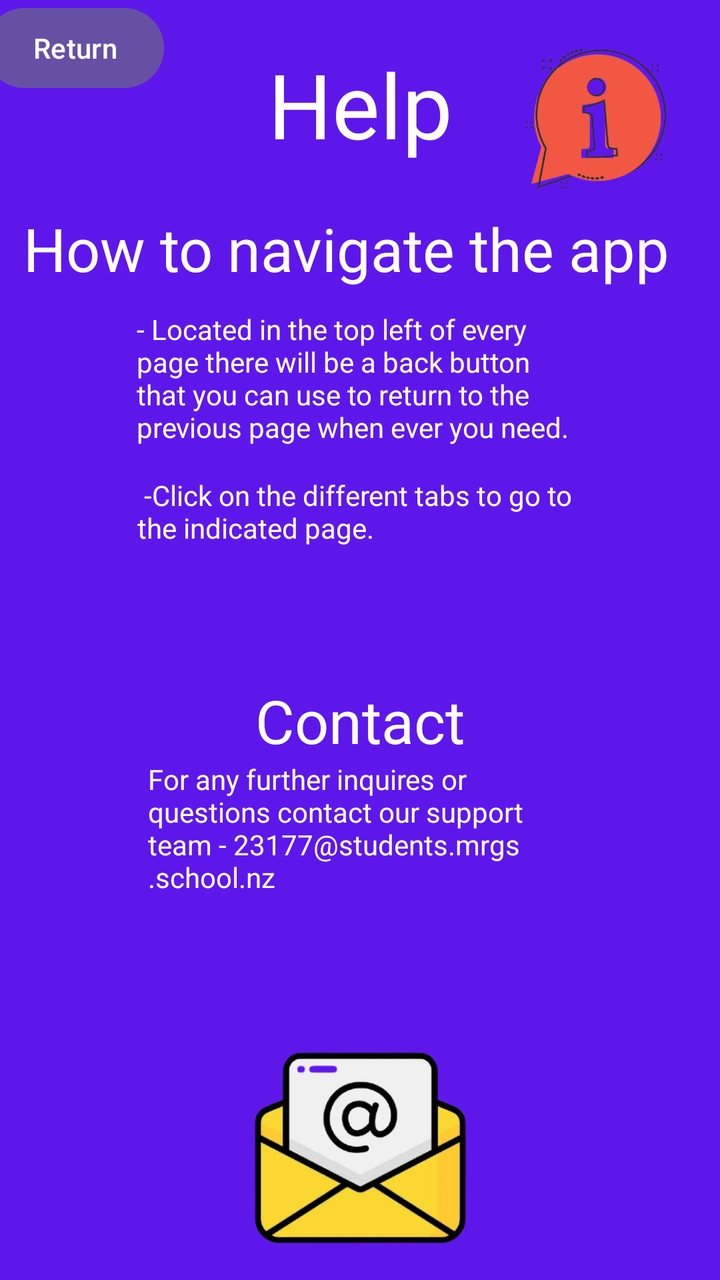
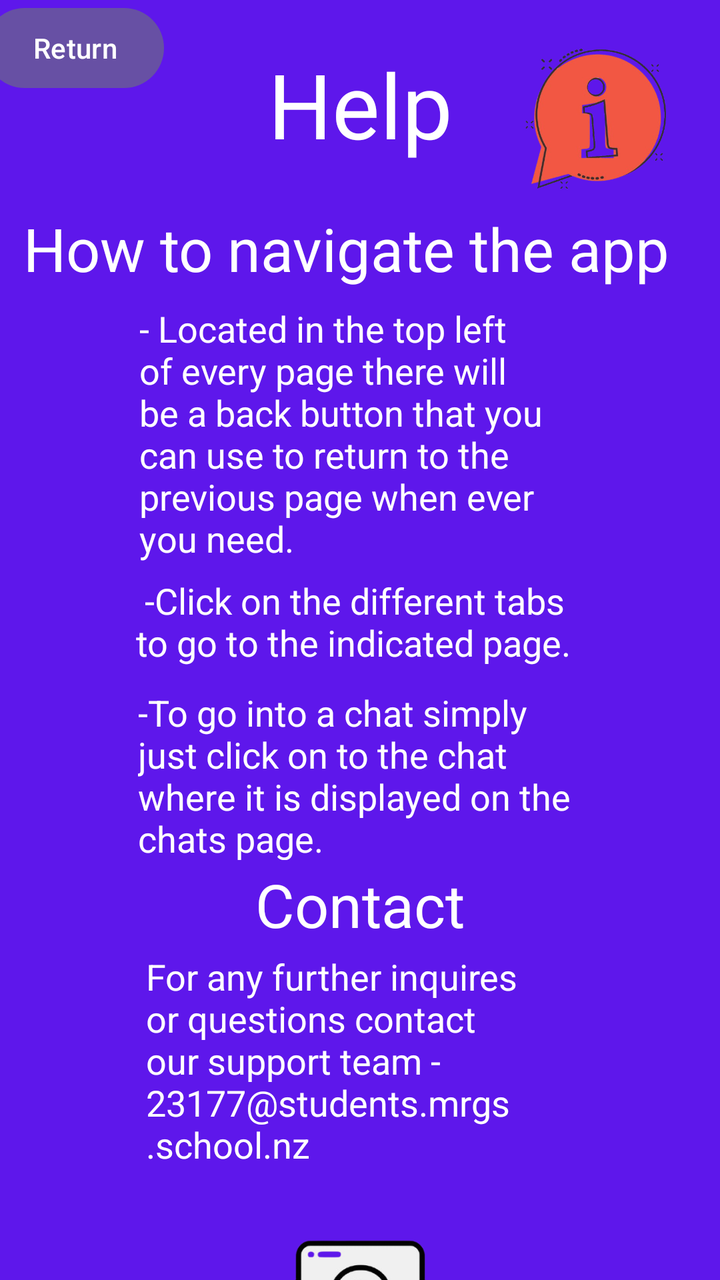

Screens rendered from an Android XML layout before and after an edit, with the pre-edit source and the edit as a unified diff.
<!-- AndroidManifest.xml: application theme Theme.GeorgeAndIzzy -->
<!-- res/layout/activity_help.xml -->
<?xml version="1.0" encoding="utf-8"?>
<androidx.constraintlayout.widget.ConstraintLayout xmlns:android="http://schemas.android.com/apk/res/android"
    xmlns:app="http://schemas.android.com/apk/res-auto"
    xmlns:tools="http://schemas.android.com/tools"
    android:id="@+id/main"
    android:layout_width="match_parent"
    android:layout_height="match_parent"
    android:background="#5e17eb"
    tools:context=".Help">

    <TextView
        android:id="@+id/textView9"
        android:layout_width="wrap_content"
        android:layout_height="wrap_content"
        android:text="Help"
        android:textColor="@color/white"
        android:textSize="45dp"
        app:layout_constraintBottom_toTopOf="@+id/textView12"
        app:layout_constraintEnd_toEndOf="parent"
        app:layout_constraintHorizontal_bias="0.5"
        app:layout_constraintStart_toStartOf="parent"
        app:layout_constraintTop_toTopOf="parent" />

    <Button
        android:id="@+id/buttonBack4"
        android:layout_width="wrap_content"
        android:layout_height="wrap_content"
        android:layout_marginEnd="52dp"
        android:text="Return"
        app:layout_constraintEnd_toStartOf="@+id/textView9"
        tools:layout_editor_absoluteY="16dp" />

    <TextView
        android:id="@+id/textView12"
        android:layout_width="337dp"
        android:layout_height="51dp"
        android:layout_marginTop="104dp"
        android:text="How to navigate the app"
        android:textColor="@color/white"
        android:textSize="30dp"
        app:layout_constraintBottom_toTopOf="@+id/textView13"
        app:layout_constraintEnd_toEndOf="parent"
        app:layout_constraintStart_toStartOf="parent"
        app:layout_constraintTop_toTopOf="parent" />

    <TextView
        android:id="@+id/textView13"
        android:layout_width="224dp"
        android:layout_height="71dp"
        android:layout_marginTop="155dp"
        android:layout_marginBottom="12dp"
        android:text="- Located in the top left of every page there will be a
back button that you can use to return to the previous page when ever you need."
        android:textColor="@color/white"
        app:layout_constraintBottom_toTopOf="@+id/textView14"
        app:layout_constraintEnd_toEndOf="parent"
        app:layout_constraintHorizontal_bias="0.502"
        app:layout_constraintStart_toStartOf="parent"
        app:layout_constraintTop_toTopOf="parent" />

    <TextView
        android:id="@+id/textView14"
        android:layout_width="223dp"
        android:layout_height="38dp"
        android:layout_marginTop="238dp"
        android:layout_marginBottom="12dp"
        android:text=" -Click on the different tabs to go to the indicated page."
        android:textColor="@color/white"
        app:layout_constraintBottom_toTopOf="@+id/textView15"
        app:layout_constraintEnd_toEndOf="parent"
        app:layout_constraintStart_toStartOf="parent"
        app:layout_constraintTop_toTopOf="parent" />

    <TextView
        android:id="@+id/textView15"
        android:layout_width="221dp"
        android:layout_height="51dp"
        android:layout_marginTop="288dp"
        android:layout_marginBottom="392dp"
        android:text="-To go into a chat simply just click on to the chat where it is displayed on the
chats page."
        android:textColor="@color/white"
        app:layout_constraintBottom_toBottomOf="parent"
        app:layout_constraintEnd_toEndOf="parent"
        app:layout_constraintHorizontal_bias="0.505"
        app:layout_constraintStart_toStartOf="parent"
        app:layout_constraintTop_toTopOf="parent"
        app:layout_constraintVertical_bias="0.0" />

    <TextView
        android:id="@+id/textView16"
        android:layout_width="wrap_content"
        android:layout_height="wrap_content"
        android:layout_marginTop="340dp"
        android:text="Contact"
        android:textColor="@color/white"
        android:textSize="30dp"
        app:layout_constraintBottom_toTopOf="@+id/textView17"
        app:layout_constraintEnd_toEndOf="parent"
        app:layout_constraintStart_toStartOf="parent"
        app:layout_constraintTop_toTopOf="parent"
        app:layout_constraintVertical_bias="0.065" />

    <TextView
        android:id="@+id/textView17"
        android:layout_width="212dp"
        android:layout_height="67dp"
        android:layout_marginBottom="8dp"
        android:text="For any further inquires or questions contact our support team - 23177@students.mrgs.school.nz"
        android:textColor="@color/white"
        app:layout_constraintBottom_toTopOf="@+id/imageView6"
        app:layout_constraintEnd_toEndOf="parent"
        app:layout_constraintHorizontal_bias="0.5"
        app:layout_constraintStart_toStartOf="parent" />

    <ImageView
        android:id="@+id/imageView6"
        android:layout_width="173dp"
        android:layout_height="238dp"
        android:layout_marginTop="455dp"
        app:layout_constraintBottom_toBottomOf="parent"
        app:layout_constraintEnd_toEndOf="parent"
        app:layout_constraintStart_toStartOf="parent"
        app:layout_constraintTop_toTopOf="parent"
        app:layout_constraintVertical_bias="0.0"
        app:srcCompat="@drawable/contact" />

    <ImageView
        android:id="@+id/imageView8"
        android:layout_width="98dp"
        android:layout_height="119dp"
        android:layout_marginStart="24dp"
        app:layout_constraintStart_toEndOf="@+id/textView9"
        app:srcCompat="@drawable/help2"
        tools:layout_editor_absoluteY="-6dp" />

</androidx.constraintlayout.widget.ConstraintLayout>
<!-- resources referenced by this layout -->
<resources>
  <color name="white">#FFFFFFFF</color>
  <!-- drawable contact: png bitmap (drawable, 96512 bytes) -->
  <!-- drawable help2: png bitmap (drawable, 103998 bytes) -->
  <style name="Theme.GeorgeAndIzzy" parent="Base.Theme.GeorgeAndIzzy" />
  <style name="Base.Theme.GeorgeAndIzzy" parent="Theme.Material3.DayNight.NoActionBar">
          
          
      </style>
</resources>

<!-- the commit's change to res/layout/activity_help.xml (unified diff, before → after) -->
@@ -41,88 +41,84 @@
         app:layout_constraintBottom_toTopOf="@+id/textView13"
         app:layout_constraintEnd_toEndOf="parent"
         app:layout_constraintStart_toStartOf="parent"
-        app:layout_constraintTop_toTopOf="parent" />
+        app:layout_constraintTop_toTopOf="parent"
+        app:layout_constraintVertical_bias="0.0" />
 
     <TextView
         android:id="@+id/textView13"
-        android:layout_width="224dp"
-        android:layout_height="71dp"
-        android:layout_marginTop="155dp"
-        android:layout_marginBottom="12dp"
+        android:layout_width="220dp"
+        android:layout_height="131dp"
+        android:layout_marginTop="152dp"
         android:text="- Located in the top left of every page there will be a
 back button that you can use to return to the previous page when ever you need."
         android:textColor="@color/white"
-        app:layout_constraintBottom_toTopOf="@+id/textView14"
+        android:textSize="18dp"
         app:layout_constraintEnd_toEndOf="parent"
-        app:layout_constraintHorizontal_bias="0.502"
+        app:layout_constraintHorizontal_bias="0.497"
         app:layout_constraintStart_toStartOf="parent"
         app:layout_constraintTop_toTopOf="parent" />
 
     <TextView
         android:id="@+id/textView14"
-        android:layout_width="223dp"
-        android:layout_height="38dp"
-        android:layout_marginTop="238dp"
-        android:layout_marginBottom="12dp"
+        android:layout_width="224dp"
+        android:layout_height="51dp"
+        android:layout_marginTop="288dp"
         android:text=" -Click on the different tabs to go to the indicated page."
         android:textColor="@color/white"
-        app:layout_constraintBottom_toTopOf="@+id/textView15"
+        android:textSize="18dp"
+        app:layout_constraintEnd_toEndOf="parent"
+        app:layout_constraintHorizontal_bias="0.5"
+        app:layout_constraintStart_toStartOf="parent"
+        app:layout_constraintTop_toTopOf="parent" />
+
+    <TextView
+        android:id="@+id/textView15"
+        android:layout_width="222dp"
+        android:layout_height="86dp"
+        android:layout_marginTop="344dp"
+        android:text="-To go into a chat simply just click on to the chat where it is displayed on the
+chats page."
+        android:textColor="@color/white"
+        android:textSize="18dp"
+        app:layout_constraintEnd_toEndOf="parent"
+        app:layout_constraintHorizontal_bias="0.5"
+        app:layout_constraintStart_toStartOf="parent"
+        app:layout_constraintTop_toTopOf="parent" />
+
+    <TextView
+        android:id="@+id/textView16"
+        android:layout_width="wrap_content"
+        android:layout_height="wrap_content"
+        android:layout_marginTop="432dp"
+        android:text="Contact"
+        android:textColor="@color/white"
+        android:textSize="30dp"
         app:layout_constraintEnd_toEndOf="parent"
         app:layout_constraintStart_toStartOf="parent"
         app:layout_constraintTop_toTopOf="parent" />
 
     <TextView
-        android:id="@+id/textView15"
-        android:layout_width="221dp"
-        android:layout_height="51dp"
-        android:layout_marginTop="288dp"
-        android:layout_marginBottom="392dp"
-        android:text="-To go into a chat simply just click on to the chat where it is displayed on the
-chats page."
-        android:textColor="@color/white"
-        app:layout_constraintBottom_toBottomOf="parent"
-        app:layout_constraintEnd_toEndOf="parent"
-        app:layout_constraintHorizontal_bias="0.505"
-        app:layout_constraintStart_toStartOf="parent"
-        app:layout_constraintTop_toTopOf="parent"
-        app:layout_constraintVertical_bias="0.0" />
-
-    <TextView
-        android:id="@+id/textView16"
-        android:layout_width="wrap_content"
-        android:layout_height="wrap_content"
-        android:layout_marginTop="340dp"
-        android:text="Contact"
-        android:textColor="@color/white"
-        android:textSize="30dp"
-        app:layout_constraintBottom_toTopOf="@+id/textView17"
-        app:layout_constraintEnd_toEndOf="parent"
-        app:layout_constraintStart_toStartOf="parent"
-        app:layout_constraintTop_toTopOf="parent"
-        app:layout_constraintVertical_bias="0.065" />
-
-    <TextView
         android:id="@+id/textView17"
-        android:layout_width="212dp"
-        android:layout_height="67dp"
-        android:layout_marginBottom="8dp"
+        android:layout_width="214dp"
+        android:layout_height="109dp"
+        android:layout_marginTop="476dp"
         android:text="For any further inquires or questions contact our support team - 23177@students.mrgs.school.nz"
         android:textColor="@color/white"
-        app:layout_constraintBottom_toTopOf="@+id/imageView6"
+        android:textSize="18dp"
         app:layout_constraintEnd_toEndOf="parent"
         app:layout_constraintHorizontal_bias="0.5"
-        app:layout_constraintStart_toStartOf="parent" />
+        app:layout_constraintStart_toStartOf="parent"
+        app:layout_constraintTop_toTopOf="parent" />
 
     <ImageView
         android:id="@+id/imageView6"
-        android:layout_width="173dp"
-        android:layout_height="238dp"
-        android:layout_marginTop="455dp"
-        app:layout_constraintBottom_toBottomOf="parent"
+        android:layout_width="155dp"
+        android:layout_height="144dp"
+        android:layout_marginTop="588dp"
         app:layout_constraintEnd_toEndOf="parent"
+        app:layout_constraintHorizontal_bias="0.5"
         app:layout_constraintStart_toStartOf="parent"
         app:layout_constraintTop_toTopOf="parent"
-        app:layout_constraintVertical_bias="0.0"
         app:srcCompat="@drawable/contact" />
 
     <ImageView
